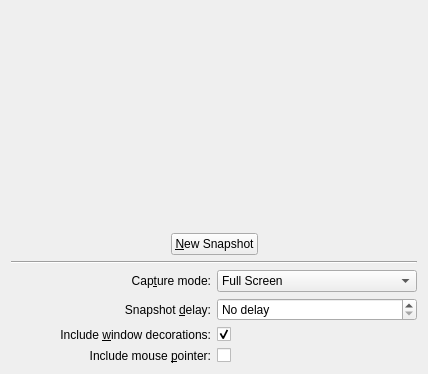
The window that ksnapshotwidget.ui (KDE/ksnapshot) describes before a commit, drawn with Qt 5.
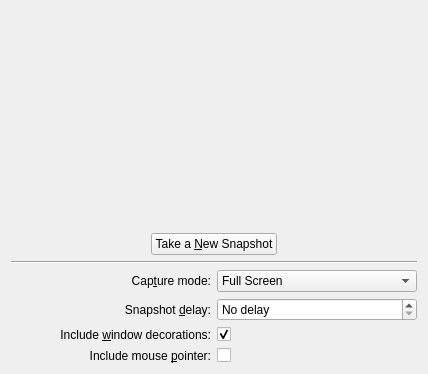
The same window after the commit. Custom widgets are drawn as their Qt base class.

Commit message: slightly less cryptic, slightly more clear

```diff
--- a/ksnapshotwidget.ui
+++ b/ksnapshotwidget.ui
@@ -55,7 +55,7 @@
         <string>Click this button to take a new snapshot.</string>
        </property>
        <property name="text">
-        <string>&amp;New Snapshot</string>
+        <string>Take a &amp;New Snapshot</string>
        </property>
       </widget>
      </item>
```
